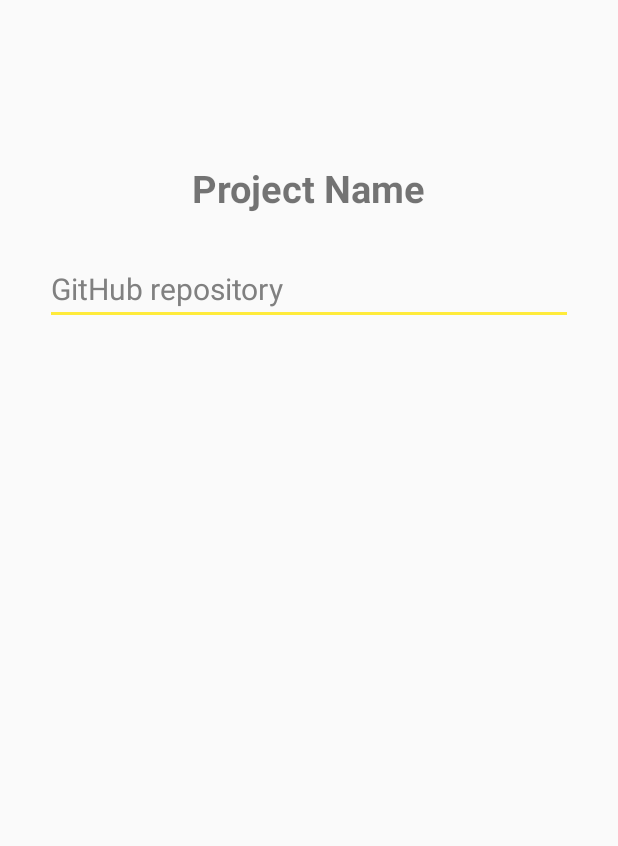
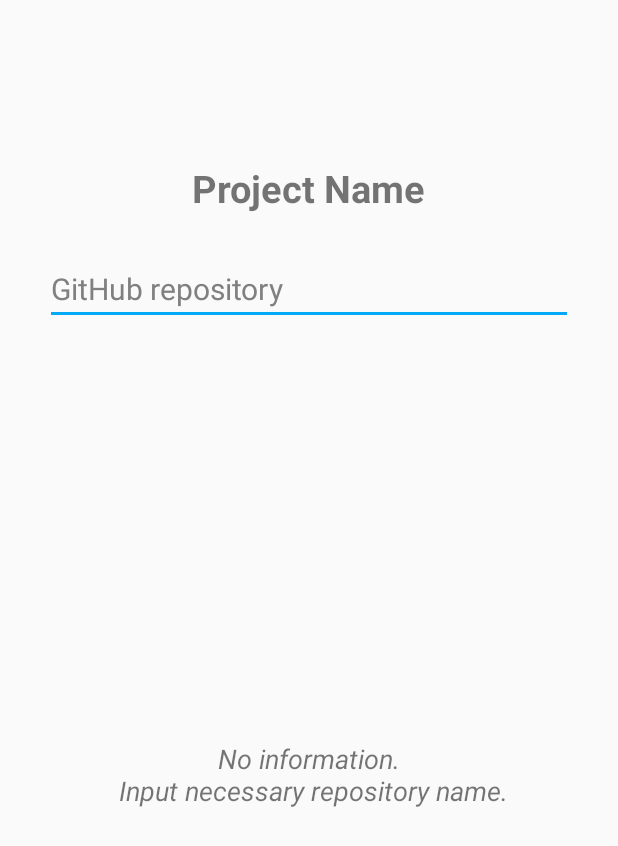
Before and after one commit to SvitlanaAmbros/MobileGit, an Android app: the screen it shows after launch (MainActivity), on a phone screen of 412 x 824 dp. Shown: the top 846 px of the screen. Run offline under Robolectric (Android 15) with nearby library versions, the phone set to English and light mode, and no system bars; our stand-ins replace ButterKnife; libraries missing offline, so code that uses them is left out: com.nostra13.universalimageloader.

```diff
--- a/app/src/main/AndroidManifest.xml
+++ b/app/src/main/AndroidManifest.xml
@@ -7,6 +7,7 @@
     <uses-permission android:name="android.permission.ACCESS_WIFI_STATE" />
 
     <application
+        android:name=".App"
         android:allowBackup="true"
         android:icon="@mipmap/ic_launcher"
         android:label="@string/app_name"
@@ -15,7 +16,8 @@
         android:theme="@style/AppTheme">
         <activity
             android:name=".MainActivity"
-            android:configChanges="orientation|keyboardHidden|screenSize">
+            android:windowSoftInputMode="stateHidden|adjustResize"
+            android:configChanges="orientation|screenSize">
             <intent-filter>
                 <action android:name="android.intent.action.MAIN" />
 
--- /dev/null
+++ b/app/src/main/java/com/example/admin/mobilegit/App.java
@@ -0,0 +1,50 @@
+package com.example.admin.mobilegit;
+
+import android.app.Application;
+
+import java.util.ArrayList;
+
+/**
+ * Created by Admin on 27.07.2017.
+ */
+
+public class App extends Application {
+    public final static String BROADCAST_ACTION = "ru.networkreceiver.networkconnection";
+    private static App instance;
+    private String typeInternetConnection;
+
+    private ArrayList<String> dataList;
+
+    @Override
+    public void onCreate() {
+        super.onCreate();
+        instance = this;
+        typeInternetConnection = "No internet connection";
+    }
+
+    @Override
+    public void onTerminate() {
+        super.onTerminate();
+        instance = null;
+    }
+
+    public static App getInstance(){
+        return instance;
+    }
+
+    public String getTypeInternetConnection() {
+        return typeInternetConnection;
+    }
+
+    public void setTypeInternetConnection(String typeInternetConnection) {
+        this.typeInternetConnection = typeInternetConnection;
+    }
+
+    public ArrayList<String> getDataList() {
+        return dataList;
+    }
+
+    public void setDataList(ArrayList<String> dataList) {
+        this.dataList = dataList;
+    }
+}
--- a/app/src/main/java/com/example/admin/mobilegit/MainActivity.java
+++ b/app/src/main/java/com/example/admin/mobilegit/MainActivity.java
@@ -1,5 +1,7 @@
 package com.example.admin.mobilegit;
 
+import android.content.Intent;
+import android.content.IntentFilter;
 import android.os.Bundle;
 import android.support.v7.app.AppCompatActivity;
 import android.text.Editable;
@@ -11,7 +13,9 @@ import android.widget.ViewFlipper;
 
 import com.example.admin.mobilegit.adapters.RepositoryAdapter;
 import com.example.admin.mobilegit.data.ServerResponseData;
+import com.example.admin.mobilegit.listeners.FindConnectionListener;
 import com.example.admin.mobilegit.listeners.ServerResponseListener;
+import com.example.admin.mobilegit.receivers.NetworkReceiver;
 import com.example.admin.mobilegit.server.ServerRequestBuilder;
 import com.nostra13.universalimageloader.core.ImageLoader;
 import com.nostra13.universalimageloader.core.ImageLoaderConfiguration;
@@ -20,16 +24,19 @@ import butterknife.BindView;
 import butterknife.ButterKnife;
 import retrofit2.Response;
 
-public class MainActivity extends AppCompatActivity implements View.OnClickListener, ServerResponseListener{
-
+public class MainActivity extends AppCompatActivity implements View.OnClickListener, ServerResponseListener, FindConnectionListener{
     @BindView(R.id.et_project_name)
     EditText etProjectName;
 
-    @BindView(R.id.view_flipper)
+    @BindView(R.id.view_flipper_searching)
     ViewFlipper viewFlipper;
 
     @BindView(R.id.lv_repository_list)
     ListView lvRepositoryList;
+
+    private NetworkReceiver networkReceiver;
+
+    private boolean firstInputing = true;
 
     @Override
     protected void onCreate(Bundle savedInstanceState) {
@@ -38,12 +45,16 @@ public class MainActivity extends AppCompatActivity implements View.OnClickListe
         ButterKnife.bind(this);
 
         setListenerForEditText();
-        etProjectName.setCursorVisible(false);
+
+        createNetworkReceiver();
     }
 
     @Override
     public void onClick(View v) {
-        etProjectName.setText("");
+        if(firstInputing == true) {
+            etProjectName.setText("");
+            firstInputing = false;
+        }
     }
 
     public void setListenerForEditText(){
@@ -58,7 +69,7 @@ public class MainActivity extends AppCompatActivity implements View.OnClickListe
             @Override
             public void onTextChanged(CharSequence s, int start, int before, int count) {
                 if (count >= 3){
-                    makeServerRequest();
+                    sendBroadcast();
                 }
             }
 
@@ -76,15 +87,48 @@ public class MainActivity extends AppCompatActivity implements View.OnClickListe
 
     @Override
     public void onServerResponseReceived(Response<ServerResponseData> serverResponse) {
+        viewFlipper.setDisplayedChild(1);
         ImageLoaderConfiguration config = new ImageLoaderConfiguration.Builder(this).build();
         ImageLoader.getInstance().init(config);
         RepositoryAdapter repositoryAdapter = new RepositoryAdapter(this, serverResponse.body().getItems(),
                 ImageLoader.getInstance());
         lvRepositoryList.setAdapter(repositoryAdapter);
+        lvRepositoryList.setOnItemClickListener(repositoryAdapter);
+
     }
 
     @Override
     public void onServerError(Throwable t) {
+        viewFlipper.setDisplayedChild(0);
+    }
 
+    public void createNetworkReceiver(){
+        networkReceiver = new NetworkReceiver(this);
+
+        IntentFilter intentFilter = new IntentFilter(App.getInstance().BROADCAST_ACTION);
+        registerReceiver(networkReceiver, intentFilter);
+    }
+
+    public void sendBroadcast(){
+        Intent intent = new Intent();
+        intent.setAction(App.getInstance().BROADCAST_ACTION);
+        sendBroadcast(intent);
+    }
+
+
+    @Override
+    protected void onDestroy() {
+        super.onDestroy();
+        unregisterReceiver(networkReceiver);
+    }
+
+    @Override
+    public void connectionFind() {
+        makeServerRequest();
+    }
+
+    @Override
+    public void noConnection() {
+        viewFlipper.setDisplayedChild(2);
     }
 }
--- /dev/null
+++ b/app/src/main/java/com/example/admin/mobilegit/listeners/FindConnectionListener.java
@@ -0,0 +1,10 @@
+package com.example.admin.mobilegit.listeners;
+
+/**
+ * Created by Admin on 27.07.2017.
+ */
+
+public interface FindConnectionListener {
+    void connectionFind();
+    void noConnection();
+}
--- /dev/null
+++ b/app/src/main/java/com/example/admin/mobilegit/receivers/NetworkReceiver.java
@@ -0,0 +1,48 @@
+package com.example.admin.mobilegit.receivers;
+
+import android.content.BroadcastReceiver;
+import android.content.Context;
+import android.content.Intent;
+import android.net.ConnectivityManager;
+import android.net.NetworkInfo;
+
+import com.example.admin.mobilegit.App;
+import com.example.admin.mobilegit.R;
+import com.example.admin.mobilegit.listeners.FindConnectionListener;
+
+/**
+ * Created by Admin on 27.07.2017.
+ */
+
+public class NetworkReceiver extends BroadcastReceiver {
+    public String currentlyConnection = "";
+    private FindConnectionListener listener;
+
+    public NetworkReceiver(FindConnectionListener listener) {
+        this.listener = listener;
+    }
+
+    @Override
+    public void onReceive(Context context, Intent intent) {
+
+        ConnectivityManager cm = (ConnectivityManager) context
+                .getSystemService(Context.CONNECTIVITY_SERVICE);
+
+        NetworkInfo activeNetwork = cm.getActiveNetworkInfo();
+
+        if (activeNetwork != null) {
+            if (activeNetwork.getType() == ConnectivityManager.TYPE_WIFI) {
+                currentlyConnection = context.getResources().getString(R.string.wifi_connection);
+            } else if (activeNetwork.getType() == ConnectivityManager.TYPE_MOBILE) {
+                currentlyConnection = context.getResources().getString(R.string.internet_connection);
+            }
+            listener.connectionFind();
+        }else {
+            currentlyConnection = context.getResources().getString(R.string.no_internet_connection);
+            listener.noConnection();
+        }
+
+        App.getInstance().setTypeInternetConnection(currentlyConnection);
+
+    }
+}
--- a/app/src/main/java/com/example/admin/mobilegit/server/ServerRequestBuilder.java
+++ b/app/src/main/java/com/example/admin/mobilegit/server/ServerRequestBuilder.java
@@ -43,7 +43,11 @@ public class ServerRequestBuilder {
         call.enqueue(new Callback<ServerResponseData>() {
             @Override
             public void onResponse(Call<ServerResponseData> call, Response<ServerResponseData> response) {
-                serverResponseListener.onServerResponseReceived(response);
+                if(response.isSuccessful()){
+                    if(response.body() != null){
+                        serverResponseListener.onServerResponseReceived(response);
+                    }
+                }
             }
 
             @Override
--- a/app/src/main/res/layout/activity_main.xml
+++ b/app/src/main/res/layout/activity_main.xml
@@ -1,16 +1,12 @@
 <?xml version="1.0" encoding="utf-8"?>
 <LinearLayout xmlns:android="http://schemas.android.com/apk/res/android"
     android:layout_width="match_parent"
-    android:layout_height="match_parent">
-
-    <ViewFlipper
-        android:id="@+id/view_flipper"
-        android:layout_width="match_parent"
-        android:layout_height="match_parent">
+    android:layout_height="match_parent"
+    android:orientation="vertical">
 
     <RelativeLayout
         android:layout_width="match_parent"
-            android:layout_height="match_parent">
+        android:layout_height="wrap_content">
 
         <TextView
             android:id="@+id/textView"
@@ -25,60 +21,53 @@
 
         <EditText
             android:id="@+id/et_project_name"
-                android:text="@string/github_repository"
-                android:textColor="@color/colorGrey"
-                android:textSize="@dimen/inputed_repository_name_size"
             android:layout_width="match_parent"
             android:layout_height="wrap_content"
             android:layout_below="@+id/textView"
             android:layout_centerHorizontal="true"
             android:layout_marginEnd="@dimen/input_project_name_margins"
             android:layout_marginStart="@dimen/input_project_name_margins"
-                android:layout_marginTop="23dp" />
+            android:layout_marginTop="23dp"
+            android:text="@string/github_repository"
+            android:textColor="@color/colorGrey"
+            android:textSize="@dimen/inputed_repository_name_size" />
 
-            <ViewFlipper
-                android:layout_width="match_parent"
-                android:layout_height="wrap_content"
-                android:layout_centerVertical="true"
-                android:layout_centerHorizontal="true"
-                android:id="@+id/viewFlipper">
-
-                <!--<TextView-->
-                    <!--android:id="@+id/no_info_message"-->
-                    <!--android:text="@string/no_info"-->
-                    <!--android:textSize="@dimen/message_text_size"-->
-                    <!--android:textStyle="italic"-->
-                    <!--android:layout_width="wrap_content"-->
-                    <!--android:layout_height="wrap_content"-->
-                    <!--android:layout_alignLeft="@+id/textView"-->
-                    <!--android:layout_alignStart="@+id/textView"-->
-                    <!--android:layout_below="@+id/viewFlipper"-->
-                    <!--android:layout_gravity="center_horizontal"-->
-                    <!--android:gravity="center_horizontal"-->
-                    <!--android:layout_marginEnd="@dimen/input_project_name_margins"-->
-                    <!--android:layout_marginStart="@dimen/input_project_name_margins"/>-->
-
-            </ViewFlipper>
-
-            <ListView
-                android:id="@+id/lv_repository_list"
-                android:layout_width="match_parent"
-                android:layout_height="wrap_content"
-                android:layout_below="@+id/et_project_name"
-                android:layout_marginEnd="@dimen/input_project_name_margins"
-                android:layout_marginStart="@dimen/input_project_name_margins"
-                android:layout_marginTop="@dimen/lv_top_bottom_margin"
-                android:layout_marginBottom="@dimen/lv_top_bottom_margin"/>
     </RelativeLayout>
 
     <RelativeLayout
         android:layout_width="match_parent"
         android:layout_height="match_parent">
 
+        <ViewFlipper
+            android:id="@+id/view_flipper_searching"
+            android:layout_width="match_parent"
+            android:layout_height="wrap_content">
+
+            <TextView
+                android:id="@+id/no_info_message"
+                android:layout_width="wrap_content"
+                android:layout_height="wrap_content"
+                android:layout_gravity="center_horizontal|center_vertical"
+                android:gravity="center_horizontal"
+                android:text="@string/no_info"
+                android:textSize="@dimen/message_text_size"
+                android:textStyle="italic" />
+
+            <ListView
+                android:id="@+id/lv_repository_list"
+                android:layout_width="wrap_content"
+                android:layout_height="wrap_content"
+                android:layout_gravity="bottom"
+                android:layout_marginEnd="@dimen/input_project_name_margins"
+                android:layout_marginStart="@dimen/input_project_name_margins" />
+
             <ImageView
-                android:layout_width="match_parent"
-                android:layout_height="match_parent"
-                android:src="@drawable/no_internet_connection"/>
+                android:id="@+id/img_no_connection"
+                android:src="@drawable/no_internet_connection"
+                android:layout_width="wrap_content"
+                android:layout_height="wrap_content"
+                android:layout_gravity="center_horizontal|center_vertical" />
+        </ViewFlipper>
     </RelativeLayout>
-    </ViewFlipper>
+
 </LinearLayout>
--- a/app/src/main/res/values/colors.xml
+++ b/app/src/main/res/values/colors.xml
@@ -1,12 +1,13 @@
 <?xml version="1.0" encoding="utf-8"?>
 <resources>
-    <color name="colorPrimary">#009688</color>
-    <color name="colorPrimaryDark">#00796B</color>
-    <color name="primaryLight">#B2DFDB</color>
-    <color name="colorAccent">#FFEB3B</color>
+    <color name="colorPrimary">#673AB7</color>
+    <color name="colorPrimaryDark">#512DA8</color>
+    <color name="primaryLight">#D1C4E9</color>
+    <color name="colorAccent">#03A9F4</color>
     <color name="colorGrey">#808080</color>
     <color name="primaryText">#212121</color>
     <color name="secondaryText">#757575</color>
     <color name="icons">#FFFFFF</color>
     <color name="divider">#BDBDBD</color>
+
 </resources>
--- a/app/src/main/res/values/strings.xml
+++ b/app/src/main/res/values/strings.xml
@@ -4,4 +4,7 @@
     <string name="github_repository">GitHub repository</string>
     <string name="check_your_internet_connection">No Internet!\n Please, check your Internet connection</string>
     <string name="no_info">No information.\n Input necessary repository name.</string>
+    <string name="wifi_connection">WIFI is connected</string>
+    <string name="internet_connection">Interned is connected</string>
+    <string name="no_internet_connection">No Internet connection</string>
 </resources>
```
Also changed, not shown: app/src/main/java/com/example/admin/mobilegit/adapters/RepositoryAdapter.java (+19 -5 lines), app/src/main/java/com/example/admin/mobilegit/data/Item.java (+18 -0 lines), app/src/main/res/layout/item_repository_info.xml (+21 -6 lines), app/src/main/res/layout/temp.xml (+66 -12 lines), app/src/main/res/values/dimensions.xml (+4 -3 lines). Lines whose indentation alone changed are shown as unchanged.
